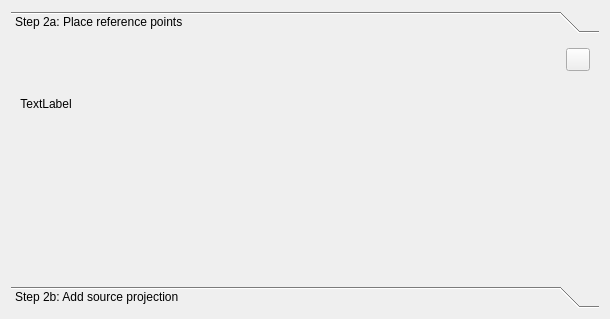
Above: src/ICreateMapGridTool.ui from ntruchsess/QLandkarteGT before the change. Below: the same form after it.
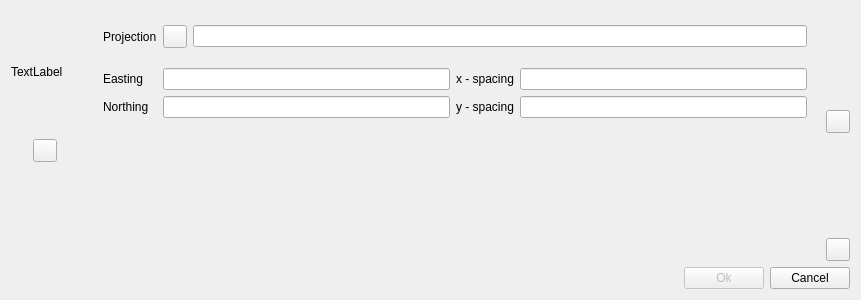
That is the form after the change. The open tabs and pages were chosen to show the change. Icons and pictures are not drawn. Custom widgets are drawn as their Qt base class.

Commit message: pimp up georeferencing dialogs

```diff
--- a/src/ICreateMapGridTool.ui
+++ b/src/ICreateMapGridTool.ui
@@ -6,108 +6,24 @@
    <rect>
     <x>0</x>
     <y>0</y>
-    <width>610</width>
-    <height>319</height>
+    <width>861</width>
+    <height>300</height>
    </rect>
   </property>
   <property name="windowTitle">
    <string>Form</string>
   </property>
-  <layout class="QGridLayout" name="gridLayout_4">
-   <item row="0" column="0">
-    <widget class="QToolBox" name="toolBox">
-     <property name="currentIndex">
-      <number>1</number>
-     </property>
-     <widget class="QWidget" name="page">
-      <property name="geometry">
-       <rect>
-        <x>0</x>
-        <y>0</y>
-        <width>592</width>
-        <height>247</height>
-       </rect>
-      </property>
-      <attribute name="label">
-       <string>Step 2a: Place reference points</string>
-      </attribute>
+  <layout class="QVBoxLayout" name="verticalLayout">
+   <item>
       <layout class="QGridLayout" name="gridLayout">
        <item row="0" column="0">
         <widget class="QLabel" name="labelExample">
          <property name="text">
           <string>TextLabel</string>
          </property>
-         <property name="alignment">
-          <set>Qt::AlignCenter</set>
-         </property>
         </widget>
        </item>
        <item row="0" column="1">
-        <spacer name="horizontalSpacer">
-         <property name="orientation">
-          <enum>Qt::Horizontal</enum>
-         </property>
-         <property name="sizeHint" stdset="0">
-          <size>
-           <width>449</width>
-           <height>20</height>
-          </size>
-         </property>
-        </spacer>
-       </item>
-       <item row="0" column="2">
-        <layout class="QVBoxLayout" name="_2">
-         <item>
-          <widget class="CHelpButton" name="helpStep2a">
-           <property name="text">
-            <string notr="true"/>
-           </property>
-          </widget>
-         </item>
-         <item>
-          <spacer name="verticalSpacer">
-           <property name="orientation">
-            <enum>Qt::Vertical</enum>
-           </property>
-           <property name="sizeHint" stdset="0">
-            <size>
-             <width>20</width>
-             <height>40</height>
-            </size>
-           </property>
-          </spacer>
-         </item>
-        </layout>
-       </item>
-       <item row="1" column="1">
-        <spacer name="verticalSpacer_4">
-         <property name="orientation">
-          <enum>Qt::Vertical</enum>
-         </property>
-         <property name="sizeHint" stdset="0">
-          <size>
-           <width>20</width>
-           <height>75</height>
-          </size>
-         </property>
-        </spacer>
-       </item>
-      </layout>
-     </widget>
-     <widget class="QWidget" name="page_3">
-      <property name="geometry">
-       <rect>
-        <x>0</x>
-        <y>0</y>
-        <width>592</width>
-        <height>247</height>
-       </rect>
-      </property>
-      <attribute name="label">
-       <string>Step 2b: Add source projection</string>
-      </attribute>
-      <layout class="QGridLayout" name="gridLayout_2">
-       <item row="0" column="0" colspan="2">
         <layout class="QGridLayout">
          <item row="0" column="0">
           <widget class="QLabel" name="label_11">
@@ -117,10 +33,7 @@
           </widget>
          </item>
          <item row="0" column="1">
-          <layout class="QHBoxLayout">
-           <item>
-            <widget class="QLineEdit" name="lineProjection"/>
-           </item>
+        <layout class="QHBoxLayout" name="horizontalLayout_2">
            <item>
             <widget class="QToolButton" name="toolProjWizard">
              <property name="toolTip">
@@ -130,14 +43,17 @@
 &lt;p style=&quot; margin-top:0px; margin-bottom:0px; margin-left:0px; margin-right:0px; -qt-block-indent:0; text-indent:0px;&quot;&gt;Projection Wizard&lt;/p&gt;&lt;/body&gt;&lt;/html&gt;</string>
              </property>
              <property name="text">
-              <string>...</string>
+            <string/>
              </property>
             </widget>
            </item>
+         <item>
+          <widget class="QLineEdit" name="lineProjection"/>
+         </item>
           </layout>
          </item>
          <item row="1" column="0">
-          <layout class="QVBoxLayout">
+        <layout class="QVBoxLayout" name="_3">
            <item>
             <widget class="QLabel" name="labelEasting">
              <property name="text">
@@ -155,7 +71,7 @@
           </layout>
          </item>
          <item row="1" column="1">
-          <layout class="QGridLayout">
+        <layout class="QGridLayout" name="_4">
            <item row="0" column="0">
             <widget class="QLineEdit" name="lineLongitude">
              <property name="text">
@@ -203,14 +119,7 @@
         </layout>
        </item>
        <item row="0" column="2">
-        <layout class="QVBoxLayout">
-         <item>
-          <widget class="CHelpButton" name="helpStep2b">
-           <property name="text">
-            <string notr="true"/>
-           </property>
-          </widget>
-         </item>
+      <layout class="QVBoxLayout" name="_5">
          <item>
           <spacer name="verticalSpacer_2">
            <property name="orientation">
@@ -224,12 +133,136 @@
            </property>
           </spacer>
          </item>
+       <item>
+        <layout class="QHBoxLayout" name="horizontalLayout_4">
+         <item>
+          <widget class="QLabel" name="label_2">
+           <property name="sizePolicy">
+            <sizepolicy hsizetype="Fixed" vsizetype="Fixed">
+             <horstretch>0</horstretch>
+             <verstretch>0</verstretch>
+            </sizepolicy>
+           </property>
+           <property name="maximumSize">
+            <size>
+             <width>22</width>
+             <height>22</height>
+            </size>
+           </property>
+           <property name="text">
+            <string/>
+           </property>
+           <property name="pixmap">
+            <pixmap resource="resources.qrc">:/pics/Step2b.png</pixmap>
+           </property>
+           <property name="scaledContents">
+            <bool>true</bool>
+           </property>
+          </widget>
+         </item>
+         <item>
+          <widget class="CHelpButton" name="helpStep2b">
+           <property name="text">
+            <string notr="true"/>
+           </property>
+          </widget>
+         </item>
+        </layout>
+       </item>
+      </layout>
+     </item>
+     <item row="1" column="0">
+      <layout class="QVBoxLayout" name="_6">
+       <item>
+        <layout class="QHBoxLayout" name="horizontalLayout_3">
+         <item>
+          <widget class="QLabel" name="label">
+           <property name="sizePolicy">
+            <sizepolicy hsizetype="Fixed" vsizetype="Fixed">
+             <horstretch>0</horstretch>
+             <verstretch>0</verstretch>
+            </sizepolicy>
+           </property>
+           <property name="minimumSize">
+            <size>
+             <width>16</width>
+             <height>16</height>
+            </size>
+           </property>
+           <property name="maximumSize">
+            <size>
+             <width>22</width>
+             <height>22</height>
+            </size>
+           </property>
+           <property name="text">
+            <string/>
+           </property>
+           <property name="pixmap">
+            <pixmap resource="resources.qrc">:/pics/Step2a.png</pixmap>
+           </property>
+           <property name="scaledContents">
+            <bool>true</bool>
+           </property>
+          </widget>
+         </item>
+         <item>
+          <widget class="CHelpButton" name="helpStep2a">
+           <property name="text">
+            <string notr="true"/>
+           </property>
+          </widget>
+         </item>
+         <item>
+          <spacer name="horizontalSpacer_2">
+           <property name="orientation">
+            <enum>Qt::Horizontal</enum>
+           </property>
+           <property name="sizeType">
+            <enum>QSizePolicy::Preferred</enum>
+           </property>
+           <property name="sizeHint" stdset="0">
+            <size>
+             <width>40</width>
+             <height>20</height>
+            </size>
+           </property>
+          </spacer>
+         </item>
+        </layout>
+       </item>
+       <item>
+        <spacer name="verticalSpacer_3">
+         <property name="orientation">
+          <enum>Qt::Vertical</enum>
+         </property>
+         <property name="sizeHint" stdset="0">
+          <size>
+           <width>20</width>
+           <height>40</height>
+          </size>
+         </property>
+        </spacer>
+       </item>
         </layout>
        </item>
        <item row="1" column="1">
-        <layout class="QVBoxLayout" name="_3">
+      <spacer name="verticalSpacer">
+       <property name="orientation">
+        <enum>Qt::Vertical</enum>
+       </property>
+       <property name="sizeHint" stdset="0">
+        <size>
+         <width>20</width>
+         <height>40</height>
+        </size>
+       </property>
+      </spacer>
+     </item>
+     <item row="1" column="2">
+      <layout class="QVBoxLayout" name="verticalLayout_2">
          <item>
-          <spacer>
+        <spacer name="verticalSpacer_4">
            <property name="orientation">
             <enum>Qt::Vertical</enum>
            </property>
@@ -242,11 +275,61 @@
           </spacer>
          </item>
          <item>
-          <widget class="QPushButton" name="pushCancel">
+        <layout class="QHBoxLayout" name="horizontalLayout_5">
+         <item>
+          <widget class="QLabel" name="label_3">
+           <property name="maximumSize">
+            <size>
+             <width>22</width>
+             <height>22</height>
+            </size>
+           </property>
+           <property name="font">
+            <font>
+             <family>Serif</family>
+            </font>
+           </property>
            <property name="text">
-            <string>Cancel</string>
+            <string/>
            </property>
+           <property name="pixmap">
+            <pixmap resource="resources.qrc">:/pics/Step2c.png</pixmap>
+           </property>
+           <property name="scaledContents">
+            <bool>true</bool>
+           </property>
           </widget>
+         </item>
+         <item>
+          <widget class="CHelpButton" name="helpStep2c">
+           <property name="toolTip">
+            <string>Help</string>
+           </property>
+           <property name="text">
+            <string notr="true"/>
+           </property>
+          </widget>
+         </item>
+        </layout>
+       </item>
+      </layout>
+     </item>
+    </layout>
+   </item>
+   <item>
+    <layout class="QHBoxLayout" name="horizontalLayout">
+     <item>
+      <spacer name="horizontalSpacer">
+       <property name="orientation">
+        <enum>Qt::Horizontal</enum>
+       </property>
+       <property name="sizeHint" stdset="0">
+        <size>
+         <width>40</width>
+         <height>20</height>
+        </size>
+       </property>
+      </spacer>
          </item>
          <item>
           <widget class="QPushButton" name="pushOk">
@@ -258,51 +341,14 @@
            </property>
           </widget>
          </item>
-        </layout>
-       </item>
-       <item row="1" column="2">
-        <layout class="QVBoxLayout" name="_4">
          <item>
-          <widget class="CHelpButton" name="helpStep2c">
-           <property name="toolTip">
-            <string>Help</string>
-           </property>
+      <widget class="QPushButton" name="pushCancel">
            <property name="text">
-            <string notr="true"/>
+        <string>Cancel</string>
            </property>
           </widget>
          </item>
-         <item>
-          <spacer name="verticalSpacer_3">
-           <property name="orientation">
-            <enum>Qt::Vertical</enum>
-           </property>
-           <property name="sizeHint" stdset="0">
-            <size>
-             <width>20</width>
-             <height>40</height>
-            </size>
-           </property>
-          </spacer>
-         </item>
-        </layout>
-       </item>
-       <item row="1" column="0">
-        <spacer name="horizontalSpacer_2">
-         <property name="orientation">
-          <enum>Qt::Horizontal</enum>
-         </property>
-         <property name="sizeHint" stdset="0">
-          <size>
-           <width>40</width>
-           <height>20</height>
-          </size>
-         </property>
-        </spacer>
-       </item>
-      </layout>
-     </widget>
-    </widget>
+    </layout>
    </item>
   </layout>
  </widget>
```
Left out of the diff: 4 changed lines with no effect on the pictures. Lines whose indentation alone changed are shown as unchanged. The commit also changes 7 other files.
